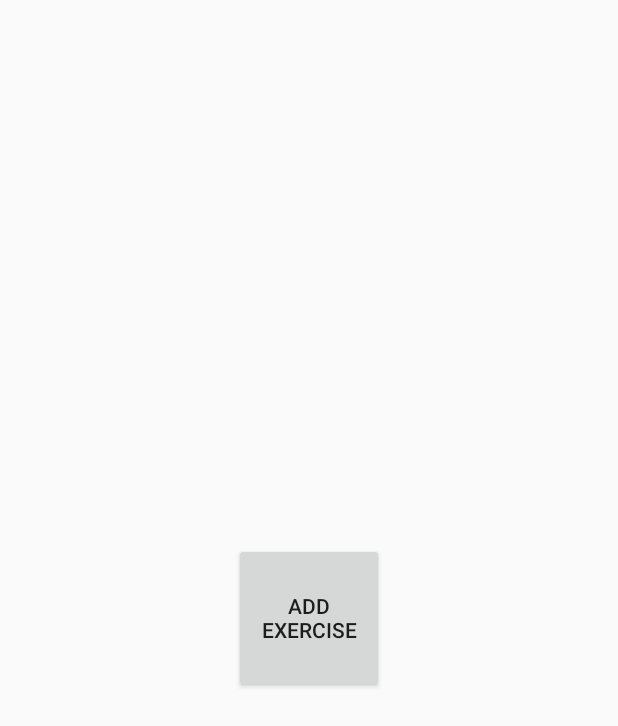
After one commit to EndorFit/EndorFit, an Android app: the PlanActivity screen opened directly, with no data from a screen before it, on a phone screen of 412 x 824 dp. The commit adds this screen. Shown: the top 726 px of the screen. Run offline under Robolectric (Android 15) with nearby library versions, the phone set to English and light mode, and no system bars; our stand-ins replace Firebase (no records; nobody signed in at launch, a user with empty details on screens opened directly).

Commit message:
Add PlanActivity with functionality to add new exercises

```diff
--- a/EndorFit/app/src/main/AndroidManifest.xml
+++ b/EndorFit/app/src/main/AndroidManifest.xml
@@ -11,7 +11,8 @@
         android:roundIcon="@mipmap/ic_launcher_round"
         android:supportsRtl="true"
         android:theme="@style/AppTheme">
-        <activity android:name=".workoutTimer"></activity>
+        <activity android:name=".PlanActivity"></activity>
+        <activity android:name=".workoutTimer" />
         <activity android:name=".MainWindowActivity" />
         <activity android:name=".ProfileActivity" />
         <activity android:name=".SignUpActivity" />
@@ -23,7 +24,7 @@
             </intent-filter>
         </activity>
         <activity android:name=".workoutPlan" />
-        <activity android:name=".workoutGo"></activity>
+        <activity android:name=".workoutGo" />
     </application>
 
 </manifest>
--- /dev/null
+++ b/EndorFit/app/src/main/java/org/wmii/endorfit/PlanActivity.java
@@ -0,0 +1,115 @@
+package org.wmii.endorfit;
+
+import androidx.annotation.NonNull;
+import androidx.appcompat.app.AppCompatActivity;
+
+import android.content.Intent;
+import android.os.Bundle;
+import android.view.View;
+import android.widget.ArrayAdapter;
+import android.widget.Button;
+import android.widget.EditText;
+import android.widget.Spinner;
+import android.widget.Toast;
+
+import com.google.android.gms.tasks.OnCompleteListener;
+import com.google.android.gms.tasks.Task;
+import com.google.firebase.auth.FirebaseAuth;
+import com.google.firebase.auth.FirebaseUser;
+import com.google.firebase.database.DataSnapshot;
+import com.google.firebase.database.DatabaseError;
+import com.google.firebase.database.DatabaseReference;
+import com.google.firebase.database.FirebaseDatabase;
+import com.google.firebase.database.ValueEventListener;
+
+public class PlanActivity extends AppCompatActivity implements View.OnClickListener {
+
+    Button buttonAddExercise;
+    EditText editTxtExerciseName;
+    Spinner spinnerExerciseType;
+
+    FirebaseDatabase database;
+    FirebaseAuth mAuth;
+    FirebaseUser user;
+
+    @Override
+    protected void onCreate(Bundle savedInstanceState) {
+        super.onCreate(savedInstanceState);
+        setContentView(R.layout.activity_plan);
+        mAuth = FirebaseAuth.getInstance();
+        mAuth.addAuthStateListener(new FirebaseAuth.AuthStateListener() {
+            @Override
+            public void onAuthStateChanged(@NonNull FirebaseAuth firebaseAuth) {
+                user = firebaseAuth.getCurrentUser();
+                if(user == null) {
+                    Intent intent = new Intent(PlanActivity.this, MainActivity.class);
+                    startActivity(intent);
+                }
+            }
+        });
+        user = mAuth.getCurrentUser();
+
+
+        database = FirebaseDatabase.getInstance();
+
+
+        buttonAddExercise = findViewById(R.id.buttonAddExercise);
+            buttonAddExercise.setOnClickListener(this);
+        editTxtExerciseName = findViewById(R.id.editTxtExerciseName);
+        spinnerExerciseType = findViewById(R.id.spinnerExerciseType);
+        ArrayAdapter adapter = ArrayAdapter.createFromResource(this, R.array.exercisesType, R.layout.spinner_item_20dp);
+        spinnerExerciseType.setAdapter(adapter);
+
+
+
+    }
+
+    @Override
+    public void onClick(View view) {
+        switch (view.getId()){
+            case R.id.buttonAddExercise:
+                if(editTxtExerciseName.getVisibility() == View.GONE){
+                    editTxtExerciseName.setVisibility(View.VISIBLE);
+                    spinnerExerciseType.setVisibility(View.VISIBLE);
+                }
+                else
+                {
+                    AddExerciseToDatabase();
+                }
+                break;
+            case R.id.imageViewCenterIcon:
+                break;
+        }
+    }
+
+    private void AddExerciseToDatabase() {
+        //VALIDACJA (SPR CZY WPISANE DANE ORAZ CZY DANE NIE ZNAJDUJA JUZ SIE W BAZIE DANYCH)
+        String name = editTxtExerciseName.getText().toString();
+        String type = spinnerExerciseType.getSelectedItem().toString();
+
+        if(name.isEmpty())
+        {
+            editTxtExerciseName.setError("Name is required");
+            editTxtExerciseName.requestFocus();
+            return;
+        }
+        //Checking if exercise exists in DB is not needed, because we can't storage two exercise with the same name, so new exercise will just updated existing one.
+        DatabaseReference exerciseRef = database.getReference("exercises/" + name);
+        Exercise newExercise = new Exercise(type);
+        exerciseRef.setValue(newExercise).addOnCompleteListener(new OnCompleteListener<Void>() {
+            @Override
+            public void onComplete(@NonNull Task<Void> task) {
+                if(task.isSuccessful()){
+                    Toast.makeText(PlanActivity.this, "Exercise added", Toast.LENGTH_SHORT).show();
+                }
+                else {
+                    Toast.makeText(PlanActivity.this, "Something went wrong", Toast.LENGTH_SHORT).show();
+                }
+            }
+        });
+        editTxtExerciseName.setText("");
+        editTxtExerciseName.setVisibility(View.GONE);
+        spinnerExerciseType.setVisibility(View.GONE);
+
+    }
+}
--- a/EndorFit/app/src/main/java/org/wmii/endorfit/ProfileActivity.java
+++ b/EndorFit/app/src/main/java/org/wmii/endorfit/ProfileActivity.java
@@ -95,7 +95,7 @@ public class ProfileActivity extends AppCompatActivity implements View.OnClickLi
         imageViewProfileImage = findViewById(R.id.imageViewProfileImage);
         progressBar = findViewById(R.id.progressBar);
         //Spinner config
-        ArrayAdapter adapter = ArrayAdapter.createFromResource(this, R.array.genders, R.layout.spinner_item);
+        ArrayAdapter adapter = ArrayAdapter.createFromResource(this, R.array.genders, R.layout.spinner_item_30dp);
         spinnerGender.setAdapter(adapter);
         //SetOnClickListener for clickable items
         btnEdit.setOnClickListener(this);
--- a/EndorFit/app/src/main/java/org/wmii/endorfit/SignUpActivity.java
+++ b/EndorFit/app/src/main/java/org/wmii/endorfit/SignUpActivity.java
@@ -35,7 +35,7 @@ public class SignUpActivity extends AppCompatActivity implements View.OnClickLis
 
     FirebaseDatabase database;
 
-    private FirebaseAuth mAuth;
+    public FirebaseAuth mAuth;
     //private FirebaseAuth.AuthStateListener mAuthListener;
 
     @Override
--- a/EndorFit/app/src/main/java/org/wmii/endorfit/workoutGo.java
+++ b/EndorFit/app/src/main/java/org/wmii/endorfit/workoutGo.java
@@ -4,15 +4,12 @@ import androidx.appcompat.app.AppCompatActivity;
 
 import android.content.Context;
 import android.os.Bundle;
-import android.text.TextUtils;
 import android.view.View;
 import android.widget.ArrayAdapter;
 import android.widget.Button;
-import android.widget.EditText;
 import android.widget.GridLayout;
 import android.widget.Spinner;
 import android.widget.TextView;
-import android.widget.Toast;
 
 import com.google.firebase.database.DatabaseReference;
 import com.google.firebase.database.FirebaseDatabase;
@@ -55,7 +52,7 @@ public class workoutGo extends AppCompatActivity {
 
 
         spinnerType = findViewById(R.id.spinnerType);
-        ArrayAdapter adapter = ArrayAdapter.createFromResource(this, R.array.exercisesType, R.layout.spinner_item);
+        ArrayAdapter adapter = ArrayAdapter.createFromResource(this, R.array.exercisesType, R.layout.spinner_item_30dp);
         spinnerType.setAdapter(adapter);
         database = FirebaseDatabase.getInstance();
 
--- /dev/null
+++ b/EndorFit/app/src/main/res/layout/activity_plan.xml
@@ -0,0 +1,41 @@
+<?xml version="1.0" encoding="utf-8"?>
+<RelativeLayout xmlns:android="http://schemas.android.com/apk/res/android"
+    xmlns:app="http://schemas.android.com/apk/res-auto"
+    xmlns:tools="http://schemas.android.com/tools"
+    android:layout_width="match_parent"
+    android:layout_height="match_parent"
+    tools:context="ProfileActivity">
+
+
+    <Button
+        android:layout_width="100dp"
+        android:layout_height="100dp"
+        android:id="@+id/buttonAddExercise"
+        android:text="Add exercise"
+        android:layout_centerInParent="true"
+        android:visibility="visible"/>
+
+    <EditText
+        android:layout_width="150dp"
+        android:layout_height="wrap_content"
+        android:layout_centerHorizontal="true"
+        android:layout_marginTop="50dp"
+        android:id="@+id/editTxtExerciseName"
+        android:hint="Name of exercise"
+        android:visibility="gone"/>
+
+    <Spinner
+        android:layout_width="250dp"
+        android:layout_height="wrap_content"
+        android:id="@+id/spinnerExerciseType"
+        android:layout_below="@+id/editTxtExerciseName"
+        android:layout_marginTop="20dp"
+        android:layout_centerHorizontal="true"
+        android:visibility="gone" />
+
+
+
+
+
+
+</RelativeLayout>
--- a/EndorFit/app/src/main/res/layout/spinner_item.xml
+++ b/EndorFit/app/src/main/res/layout/spinner_item_30dp.xml
@@ -4,7 +4,7 @@
     xmlns:android="http://schemas.android.com/apk/res/android"
     android:layout_width="match_parent"
     android:layout_height="wrap_content"
-    android:textSize="30sp"
+    android:textSize="30dp"
     android:textColor="@color/dark_text"
     android:textAlignment="center"
     android:backgroundTint="@color/colorPrimary"
```
Also changed, not shown: EndorFit/app/src/main/java/org/wmii/endorfit/MainWindowActivity.java (+9 -3 lines), EndorFit/app/src/main/res/layout/spinner_item_20dp.xml (added, +11 -0 lines).
